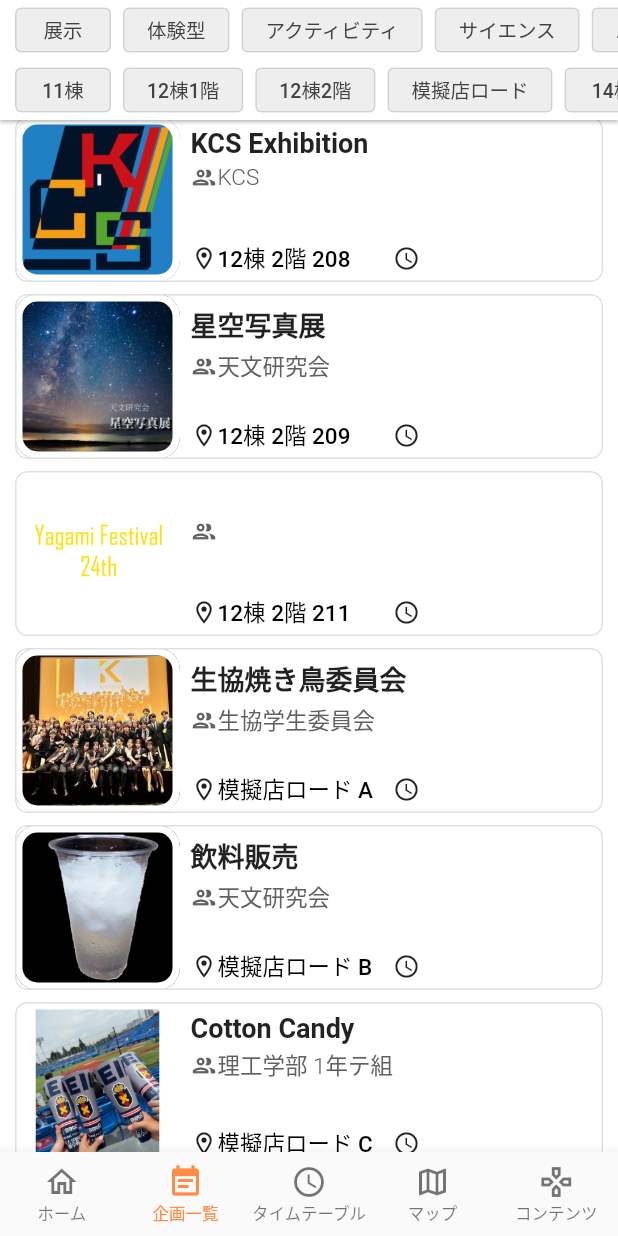
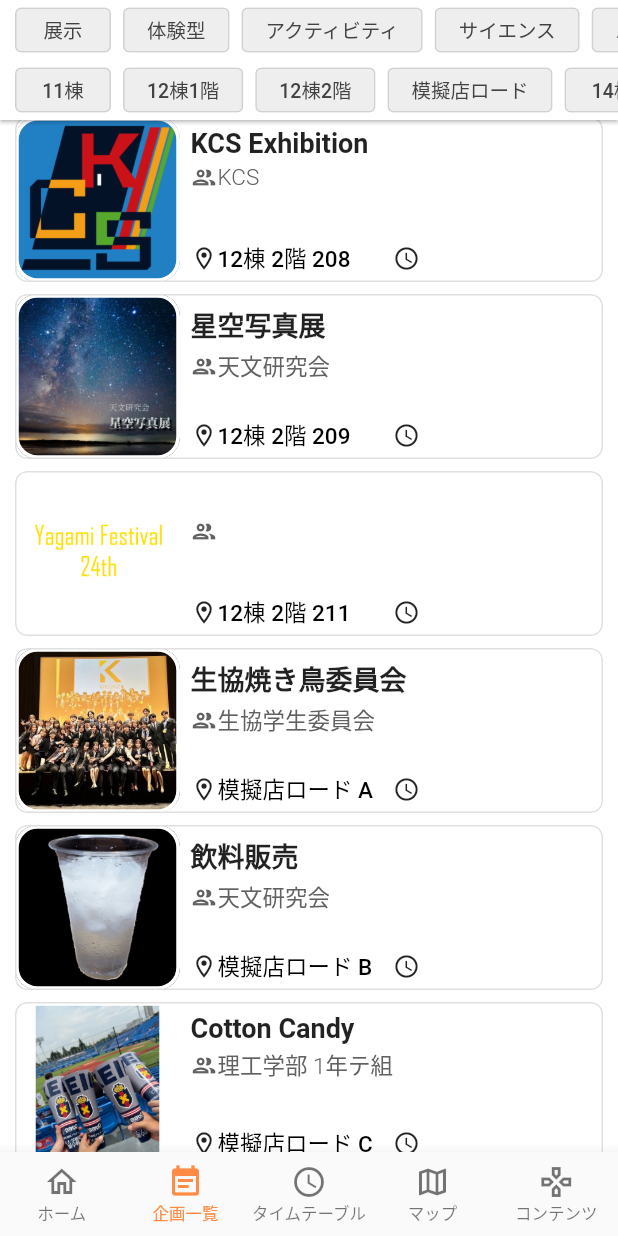
Before and after one commit to yuga-jp/yagamy, a Flutter app: the screen it shows after launch, item 2 of the bottom bar chosen, scrolled down 2304 dp, on a phone screen of 412 x 824 dp. Run offline on Flutter 3.47's test engine with Material 2 defaults, Android fonts, the phone set to English and light mode, and no system bars; our stand-ins replace flutter_riverpod, flutter_svg, font_awesome_flutter, freezed_annotation, go_router; missing offline and left inert: mobile_scanner.

Commit message:
adjust project card frame

```diff
--- a/lib/view/page/projects/ui_part/project_card.dart
+++ b/lib/view/page/projects/ui_part/project_card.dart
@@ -59,7 +59,7 @@
               DecorationImage(image: AssetImage(imageUrl), fit: BoxFit.contain),
           border: Border.all(
             color: Theme.of(context).extension<ProjectCardTheme>()!.color!,
-            width: 5,
+            width: 2.5,
           ),
           borderRadius: BorderRadius.circular(15)),
       width: 110,
```
